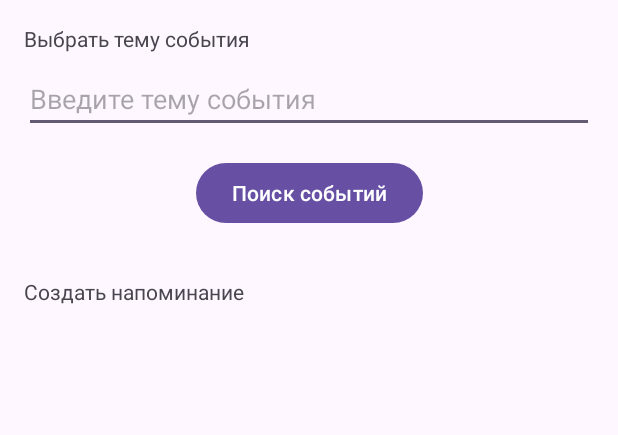
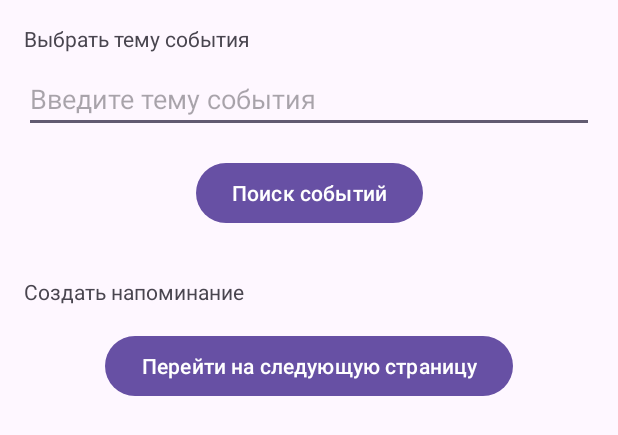
Before and after one commit to YupiSoftwarePunk/EventsCalendar, an Android app: the layout second_activity.xml on its own in the app's theme, with its tools: preview values and no code run, on a phone screen of 412 x 824 dp. Shown: the top 435 px of the screen. Run offline under Robolectric (Android 15) with nearby library versions, the phone set to English and light mode, and no system bars.

Commit message:
Fixed Second activity class and xml file

```diff
--- a/app/src/main/res/layout/second_activity.xml
+++ b/app/src/main/res/layout/second_activity.xml
@@ -47,5 +47,13 @@
         android:layout_marginStart="16dp"
         android:layout_marginTop="32dp"/>
 
-
+    <Button
+        android:id="@+id/btnNextPage"
+        android:layout_width="wrap_content"
+        android:layout_height="wrap_content"
+        android:text="Перейти на следующую страницу"
+        app:layout_constraintTop_toBottomOf="@id/textView6"
+        app:layout_constraintStart_toStartOf="parent"
+        app:layout_constraintEnd_toEndOf="parent"
+        android:layout_marginTop="16dp"/>
 </androidx.constraintlayout.widget.ConstraintLayout>
```
Also changed, not shown: app/src/main/java/com/example/eventscalendar/SecocdActivity.java (deleted, +0 -27 lines), app/src/main/java/com/example/eventscalendar/SecondActivity.java (added, +53 -0 lines).
